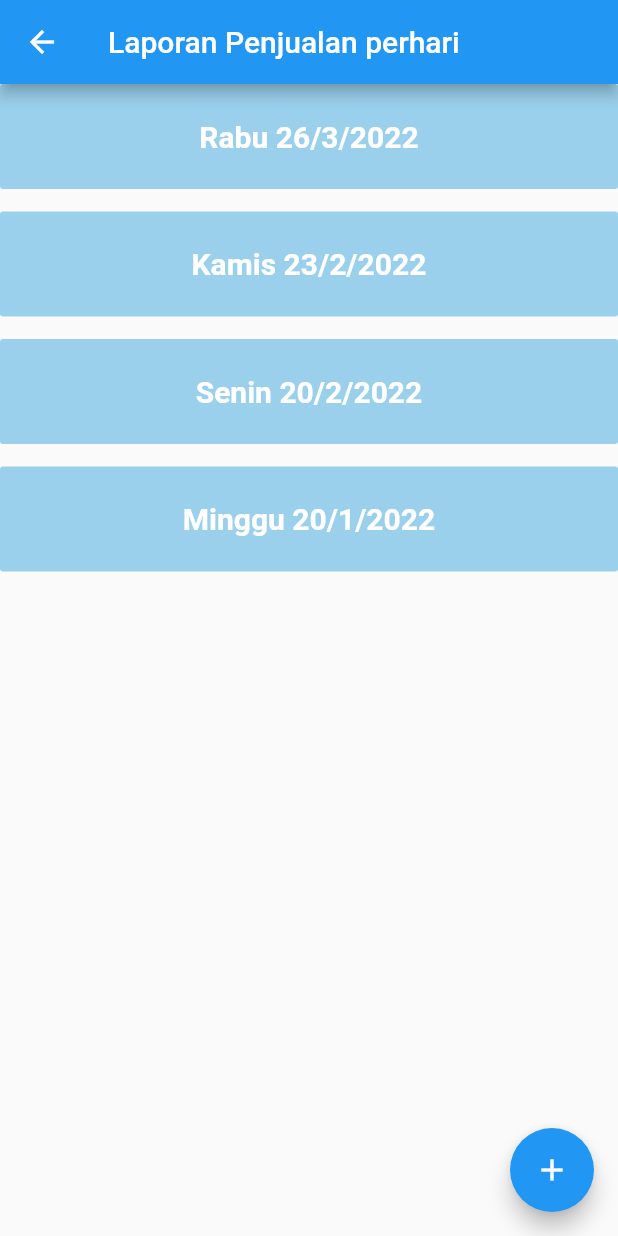
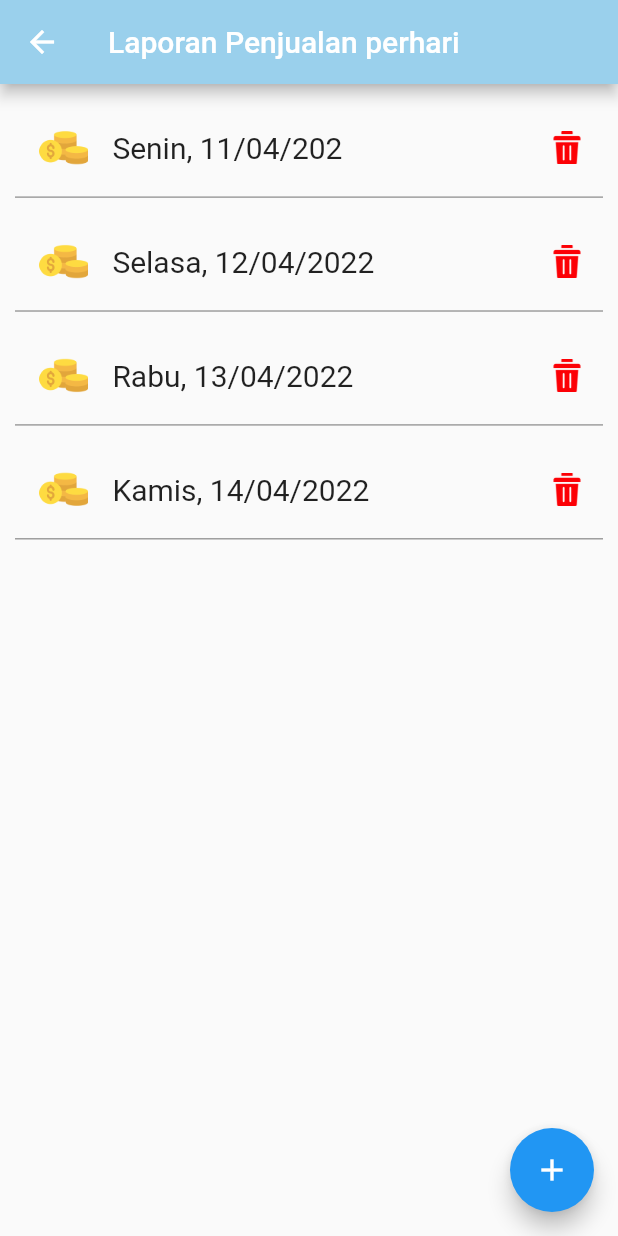
Before and after one commit to beatricstevzt17/MyProfit-C6, a Flutter app: the HariPage screen opened directly, on a phone screen of 412 x 824 dp. Run offline on Flutter 3.47's test engine with Material 2 defaults, Android fonts, the phone set to English and light mode, and no system bars.

Commit message:
revisi page hari & bulan

```diff
--- a/lib/app/models/bulan_models.dart
+++ b/lib/app/models/bulan_models.dart
@@ -1,5 +1,5 @@
 class BulanContent {
   final String bulan;
-  final String tahun;
-  BulanContent({required this.bulan, required this.tahun});
+  // final String tahun;
+  BulanContent({required this.bulan});
 }
--- /dev/null
+++ b/lib/app/models/hari_models.dart
@@ -0,0 +1,4 @@
+class HariContent {
+  final String tanggal;
+  HariContent({required this.tanggal});
+}
--- a/lib/app/screen/bulan/bulan.dart
+++ b/lib/app/screen/bulan/bulan.dart
@@ -18,11 +18,11 @@ class BulanPage extends StatefulWidget {
 
 class _BulanPageState extends State<BulanPage> {
   final List<BulanContent> bulancontent = [
-    BulanContent(bulan: "Maret", tahun: "2022"),
-    BulanContent(bulan: "April", tahun: "2022"),
-    BulanContent(bulan: "Mei", tahun: "2022"),
-    BulanContent(bulan: "Juni", tahun: "2022"),
-    BulanContent(bulan: "Juli", tahun: "2022"),
+    BulanContent(bulan: "Maret 2022"),
+    BulanContent(bulan: "April 2022"),
+    BulanContent(bulan: "Mei 2022"),
+    BulanContent(bulan: "Juni 2022"),
+    BulanContent(bulan: "Juli 2022"),
   ];
 
   @override
@@ -34,7 +34,11 @@ class _BulanPageState extends State<BulanPage> {
       ),
       floatingActionButton: FloatingActionButton(
           onPressed: () => Navigator.push(
-              context, MaterialPageRoute(builder: (_) => const TambahBulan())),
+                context,
+                MaterialPageRoute(
+                  builder: (_) => const TambahBulan(),
+                ),
+              ),
           child: const Icon(Icons.add)),
       body: Center(
         child: ListView.builder(
--- a/lib/app/screen/hari/hari.dart
+++ b/lib/app/screen/hari/hari.dart
@@ -1,4 +1,6 @@
+import 'package:aplikasi/app/models/hari_models.dart';
 import 'package:aplikasi/app/screen/hari/ubah_page.dart';
+import 'package:aplikasi/app/screen/hari/widgets/hari_widget.dart';
 import 'package:flutter/material.dart';
 
 import 'tambah_page.dart';
@@ -11,17 +13,18 @@ class HariPage extends StatefulWidget {
 }
 
 class _HariPageState extends State<HariPage> {
-  List<Map<String, dynamic>> data = [
-    {"hari": "Rabu", "tanggal": "26/3/2022"},
-    {"hari": "Kamis", "tanggal": "23/2/2022"},
-    {"hari": "Senin", "tanggal": "20/2/2022"},
-    {"hari": "Minggu", "tanggal": "20/1/2022"},
+  final List<HariContent> haricontent = [
+    HariContent(tanggal: "Senin, 11/04/202"),
+    HariContent(tanggal: "Selasa, 12/04/2022"),
+    HariContent(tanggal: "Rabu, 13/04/2022"),
+    HariContent(tanggal: "Kamis, 14/04/2022"),
   ];
 
   @override
   Widget build(BuildContext context) {
     return Scaffold(
       appBar: AppBar(
+        backgroundColor: const Color(0xFF9AD0EC),
         title: const Text("Laporan Penjualan perhari"),
       ),
       floatingActionButton: FloatingActionButton(
@@ -30,39 +33,9 @@ class _HariPageState extends State<HariPage> {
           child: const Icon(Icons.add)),
       body: Center(
         child: ListView.builder(
-            itemCount: data.length,
-            itemBuilder: (_, index) {
-              return Container(
-                margin: const EdgeInsets.only(bottom: 15),
-                width: 350,
-                height: 70,
-                decoration: BoxDecoration(
-                  borderRadius: BorderRadius.circular(2),
-                  color: const Color(0xFF9AD0EC),
-                ),
-                child: Material(
-                  color: Colors.transparent,
-                  child: InkWell(
-                    splashColor: const Color(0xFFD6E5FA),
-                    borderRadius: BorderRadius.circular(20),
-                    onTap: () {
-                      Navigator.of(context)
-                          .push(MaterialPageRoute(builder: (_) {
-                        return const UbahPage();
-                      }));
-                    },
-                    child: Center(
-                        child: Text(
-                      "${data[index]["hari"]} ${data[index]["tanggal"]}",
-                      style: const TextStyle(
-                          fontSize: 20,
-                          color: Colors.white,
-                          fontWeight: FontWeight.w600),
-                    )),
-                  ),
-                ),
-              );
-            }),
+          itemCount: haricontent.length,
+          itemBuilder: (context, index) => Hari(content: haricontent[index]),
+        ),
       ),
     );
   }
--- a/lib/app/screen/hari/widgets/hari_widget.dart
+++ b/lib/app/screen/hari/widgets/hari_widget.dart
@@ -0,0 +1,68 @@
+import 'package:aplikasi/app/models/hari_models.dart';
+import 'package:aplikasi/app/screen/hari/ubah_page.dart';
+import 'package:flutter/material.dart';
+
+//memanggil kerangka hari :
+// import '../bulan.dart';
+
+class Hari extends StatelessWidget {
+  const Hari({required this.content, Key? key}) : super(key: key);
+
+  final HariContent content;
+
+  @override
+  Widget build(BuildContext context) {
+    return Container(
+      margin: const EdgeInsets.only(top: 10, left: 10, right: 10),
+      width: MediaQuery.of(context).size.width * 1,
+      height: MediaQuery.of(context).size.height * 0.08,
+      decoration: const BoxDecoration(
+        border: Border(
+          bottom: BorderSide(
+            width: 1,
+            color: Colors.grey,
+          ),
+        ),
+      ),
+      //agar bisa di klik :
+      child: Material(
+        color: Colors.transparent,
+        child: InkWell(
+          onTap: (() => Navigator.push(
+                context,
+                MaterialPageRoute(
+                  builder: (_) => const UbahPage(),
+                ),
+              )),
+          child: Row(
+            mainAxisAlignment: MainAxisAlignment.spaceBetween,
+            children: <Widget>[
+              //1) konten ke 1 : ROW (icon & text bulan)
+              Row(
+                children: <Widget>[
+                  //a) Icon
+                  Transform.scale(
+                    scale: 0.5,
+                    child: Image.asset("assets/icons/dollar.png"),
+                  ),
+                  //b) text bulan
+                  Text(
+                    content.tanggal,
+                    style: const TextStyle(fontSize: 20),
+                  )
+                ],
+              ),
+              //2) konten 2 : icon delete
+              Transform.scale(
+                scale: 0.7,
+                child: IconButton(
+                    onPressed: () {},
+                    icon: Image.asset("assets/icons/delete.png")),
+              ),
+            ],
+          ),
+        ),
+      ),
+    );
+  }
+}
```
Also changed, not shown: lib/app/screen/bulan/widgets/konten_bulan.dart (+19 -3 lines), pubspec.yaml (+4 -11 lines), assets/icons/delete.png (added), assets/icons/dollar.png (added), assets/icons/money-bag.png (added), assets/icons/money-bags.png (added), assets/icons/money.png (added), pubspec.lock.
